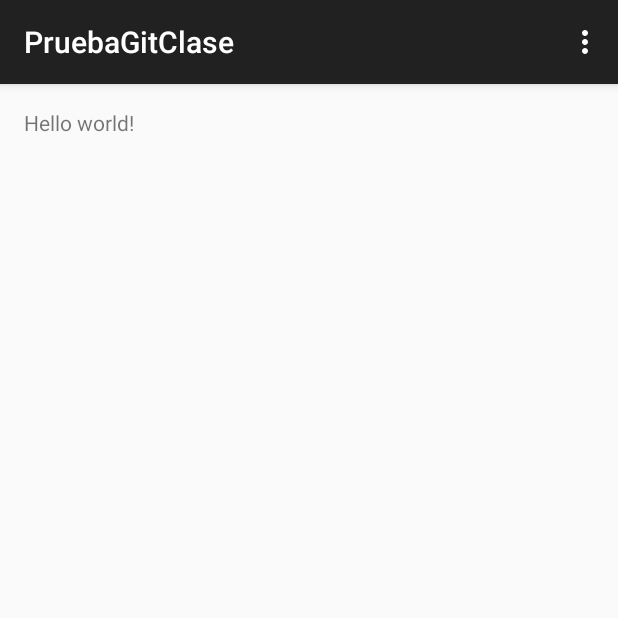
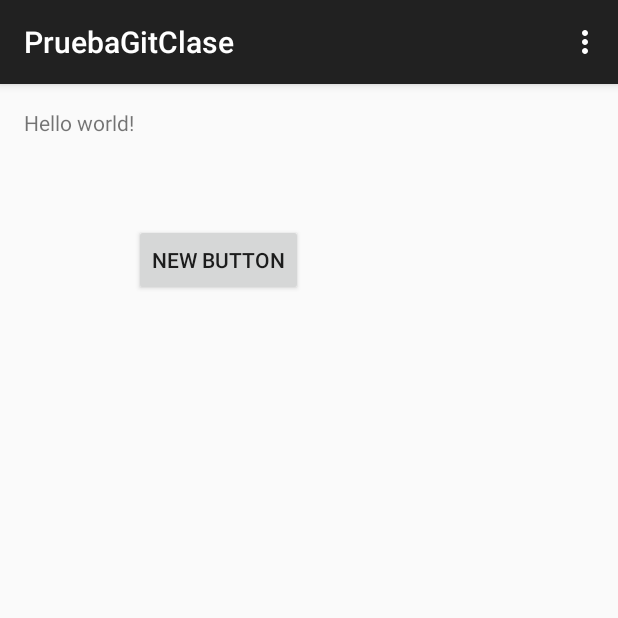
Before and after one commit to Damsolla/DamsollaRepo, an Android app: the screen it shows after launch (MainActivity), on a phone screen of 412 x 824 dp, the top half of it. Run offline under Robolectric (Android 15) with nearby library versions, the phone set to English and light mode, and no system bars.

Commit message:
Segundo commit, botón añadido

```diff
--- a/app/src/main/res/layout/activity_main.xml
+++ b/app/src/main/res/layout/activity_main.xml
@@ -6,6 +6,16 @@
     android:paddingBottom="@dimen/activity_vertical_margin" tools:context=".MainActivity">
 
     <TextView android:text="@string/hello_world" android:layout_width="wrap_content"
-        android:layout_height="wrap_content" />
+        android:layout_height="wrap_content"
+        android:id="@+id/textView" />
+
+    <Button
+        android:layout_width="wrap_content"
+        android:layout_height="wrap_content"
+        android:text="New Button"
+        android:id="@+id/button"
+        android:layout_below="@+id/textView"
+        android:layout_toEndOf="@+id/textView"
+        android:layout_marginTop="58dp" />
 
 </RelativeLayout>
```
